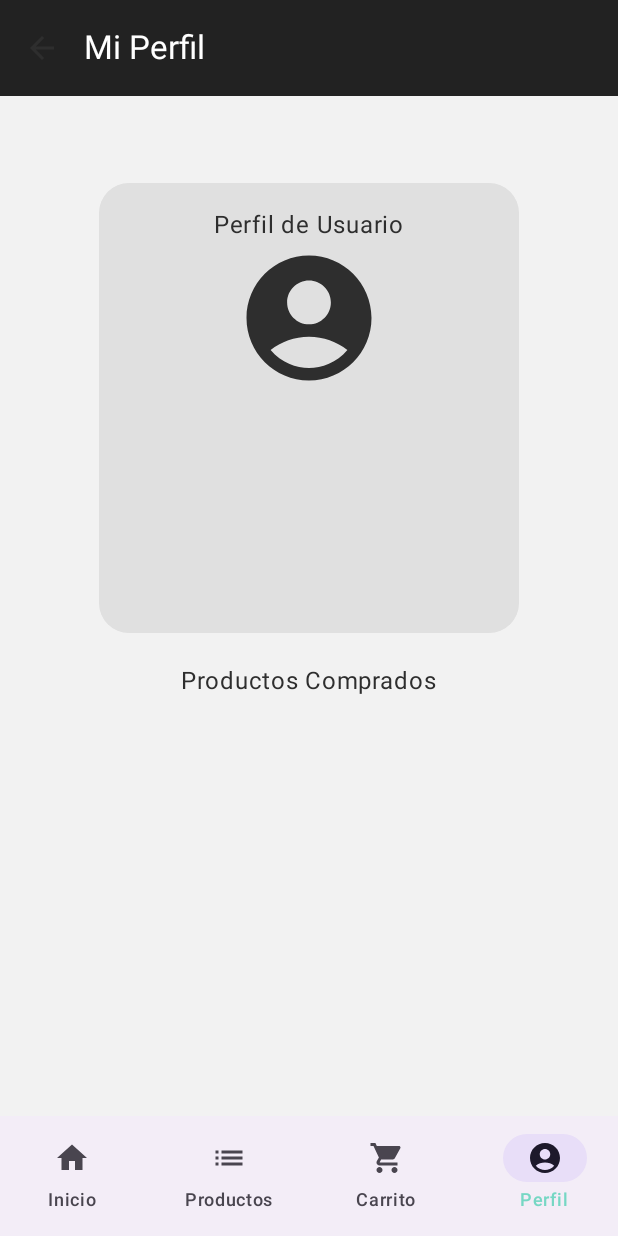
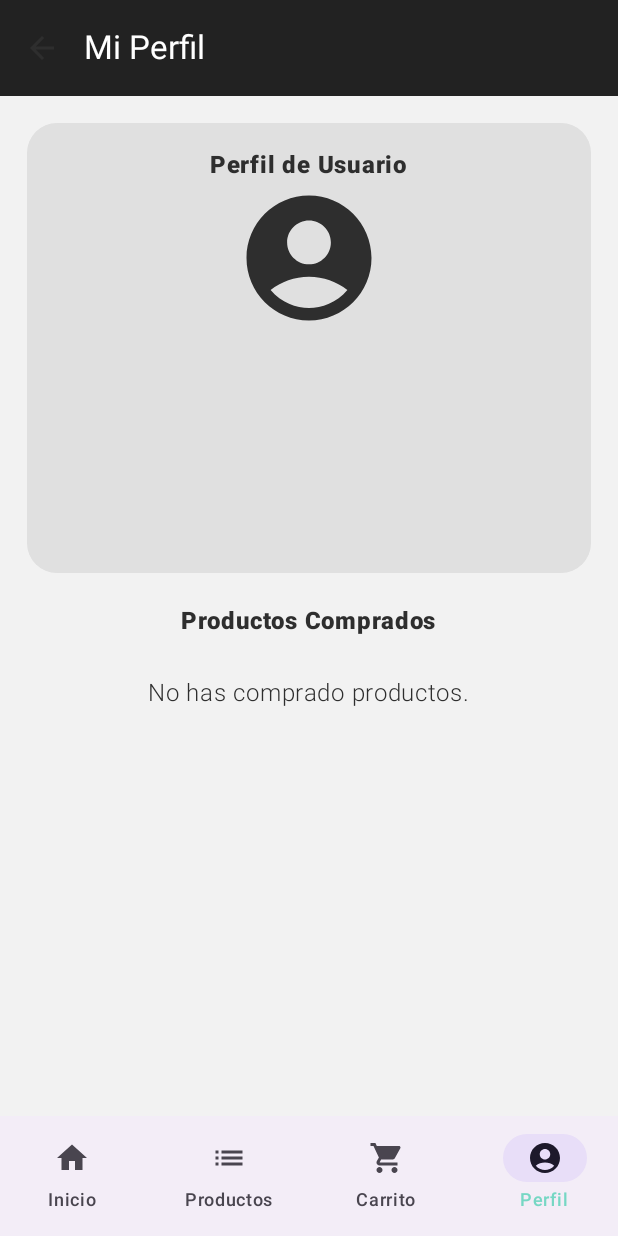
Before and after one commit to Dersatto/DuocTestREAL, an Android app built with Jetpack Compose: the HomeScreen screen opened through its navigation route, item 4 of the bottom bar chosen, on a phone screen of 412 x 824 dp. Run offline under Robolectric (Android 15) with nearby library versions, the phone set to English and light mode, and no system bars; our stand-ins replace Room's generated code.

Commit message:
Edición visual perfil

```diff
--- a/app/src/main/java/com/dersad/duoctest/ui/HomeScreen.kt
+++ b/app/src/main/java/com/dersad/duoctest/ui/HomeScreen.kt
@@ -156,27 +156,27 @@ fun HomeScreen(
             Text(
                 "Categorías",
                 style = MaterialTheme.typography.titleMedium,
-                modifier = Modifier.padding(bottom = 8.dp)
+                modifier = Modifier.padding(bottom = 5.dp)
             )
 
             LazyRow(
                 horizontalArrangement = Arrangement.spacedBy(8.dp),
                 modifier = Modifier
                     .fillMaxWidth()
-                    .padding(bottom = 16.dp)
+                    .padding(bottom = 10.dp)
             ) {
                 items(categorias) { cat ->
                     val isSelected = cat == selectedCategory
                     FilterChip(
                         selected = isSelected,
-                        // ✅ Navigate to ProductosScreen passing selected category
                         onClick = { navController.navigate("productos/${cat}") },
                         label = { Text(cat) },
                         colors = FilterChipDefaults.filterChipColors(
                             selectedContainerColor = MaterialTheme.colorScheme.primaryContainer,
                             selectedLabelColor = MaterialTheme.colorScheme.onPrimaryContainer
+                        ),
+                        shape = RoundedCornerShape(50),
                         )
-                    )
                 }
             }
 
--- a/app/src/main/java/com/dersad/duoctest/ui/InfoUsuario.kt
+++ b/app/src/main/java/com/dersad/duoctest/ui/InfoUsuario.kt
@@ -16,6 +16,7 @@ import androidx.compose.ui.Alignment
 import androidx.compose.ui.Modifier
 import androidx.compose.ui.draw.clip
 import androidx.compose.ui.graphics.Color
+import androidx.compose.ui.text.font.FontWeight
 import androidx.compose.ui.unit.dp
 import androidx.lifecycle.compose.collectAsStateWithLifecycle
 import androidx.lifecycle.viewmodel.compose.viewModel
@@ -34,11 +35,10 @@ fun UsuarioScreen(viewModel: UsuarioViewModel = viewModel()) {
     ) {
 
 
-        Spacer(modifier = Modifier.height(40.dp))
 
         Column(
             modifier = Modifier
-                .width(280.dp)
+                .fillMaxWidth()
                 .height(300.dp)
                 .clip(RoundedCornerShape(20.dp))
                 .background(Color(0xFFE0E0E0))
@@ -49,7 +49,9 @@ fun UsuarioScreen(viewModel: UsuarioViewModel = viewModel()) {
 
         {
 
-            Text(text = "Perfil de Usuario")
+            Text(text = "Perfil de Usuario",
+                fontWeight = FontWeight(800))
+
             Icon(
                 imageVector = Icons.Filled.AccountCircle,
                 contentDescription = "Profile Icon",
@@ -69,11 +71,26 @@ fun UsuarioScreen(viewModel: UsuarioViewModel = viewModel()) {
 
         Spacer(modifier = Modifier.height(20.dp))
 
-        Text("Productos Comprados")
-        LazyColumn {
-            if (usuario?.productosComprados?.isEmpty() == true) {
+        Text("Productos Comprados",
+            modifier = Modifier.padding(bottom = 8.dp),
+            fontWeight = FontWeight(800))
+
+        LazyColumn(
+            modifier = Modifier
+                .fillMaxWidth()
+                .padding(8.dp)
+                .clip(RoundedCornerShape(20.dp)) ,
+            horizontalAlignment = Alignment.CenterHorizontally
+
+        ) {
+            if (usuario?.productosComprados.isNullOrEmpty()) {
                 item {
-                    Text("No has comprado productos.")
+                    Text(
+                        "No has comprado productos.",
+                        modifier = Modifier.padding(8.dp),
+                        fontWeight = FontWeight(300)
+
+                    )
                 }
             } else {
                 items(usuario?.productosComprados ?: emptyList()) { productoComprado ->
@@ -87,7 +104,9 @@ fun UsuarioScreen(viewModel: UsuarioViewModel = viewModel()) {
                         },
                         headlineContent = { Text(productoComprado.producto.nombre) },
                         supportingContent = { Text("Cantidad: ${productoComprado.quantity}") },
-                        trailingContent = { Text(formatClp(productoComprado.producto.precio * productoComprado.quantity)) }
+                        trailingContent = {
+                            Text(formatClp(productoComprado.producto.precio * productoComprado.quantity))
+                        }
                     )
                 }
             }
```
